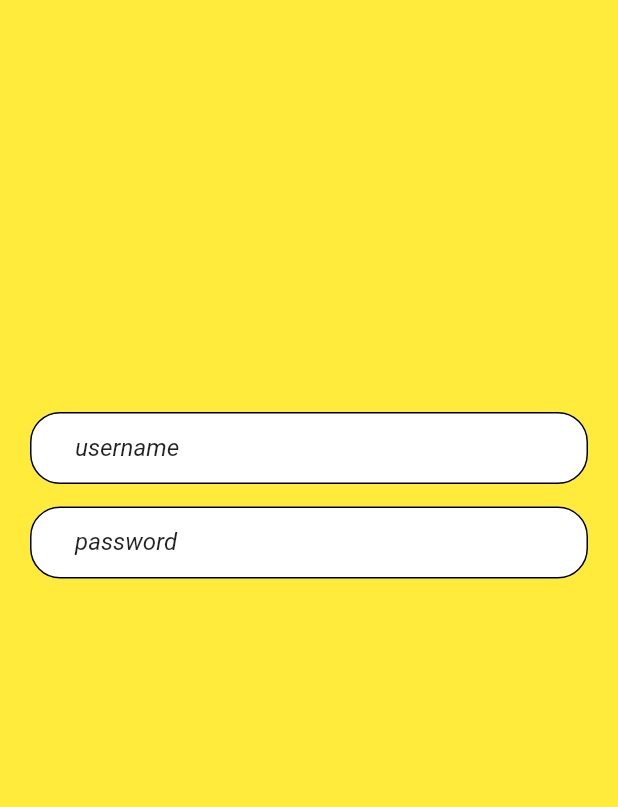
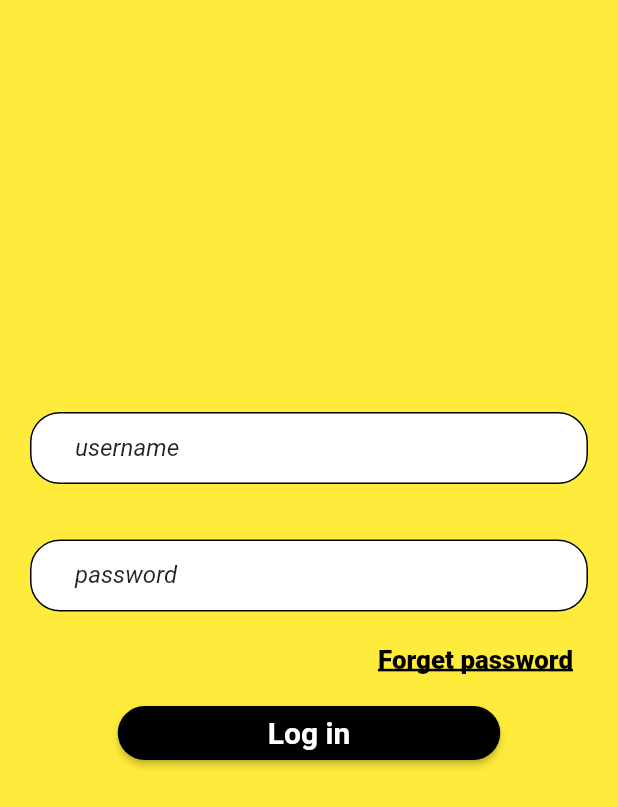
Before and after one commit to abdulkareeme/HomeServices, a Flutter app: the screen it shows after launch, after a tap on "Skip", on a phone screen of 412 x 824 dp. Shown: the top 807 px of the screen. Run offline on Flutter 3.47's test engine with Material 2 defaults, Android fonts, the phone set to English and light mode, and no system bars; our stand-ins replace introduction_screen.

Commit message:
log in button and forget password widget

```diff
--- a/home_services/lib/Log In /Widget/Log_In.dart
+++ b/home_services/lib/Log In /Widget/Log_In.dart
@@ -1,12 +1,11 @@
 import 'package:flutter/material.dart';
-import 'package:home_services/my_field.dart';
-
 import 'Log_In_button_and_field.dart';
 
 class LogIn extends StatefulWidget {
+  const LogIn({Key? key}) : super(key: key);
+
   @override
   State<StatefulWidget> createState() => _LogInState();
-
 }
 
 class _LogInState extends State<LogIn> {
--- a/home_services/lib/Log In /Widget/Log_In_button_and_field.dart
+++ b/home_services/lib/Log In /Widget/Log_In_button_and_field.dart
@@ -1,18 +1,23 @@
 import 'package:flutter/material.dart';
 import 'package:home_services/my_field.dart';
 
+import '../../style/log_in_style.dart';
+
 // ignore: must_be_immutable
 class LogInButtonAndField extends StatefulWidget {
+  double height;
 
-  double height;
   LogInButtonAndField({
     required this.height,
     super.key,
   });
+
   @override
   State<StatefulWidget> createState() => _LogInButtonAndFieldState();
   TextEditingController usernameController = TextEditingController();
   TextEditingController passwordController = TextEditingController();
+  String usernameError = "";
+  String passwordError = "";
 }
 
 class _LogInButtonAndFieldState extends State<LogInButtonAndField> {
@@ -20,10 +25,12 @@ class _LogInButtonAndFieldState extends State<LogInButtonAndField> {
   Widget build(BuildContext context) {
     return Form(
       child: (Column(mainAxisAlignment: MainAxisAlignment.center, children: [
-
-         SizedBox(height: widget.height/3,),
+        SizedBox(
+          height: widget.height / 3,
+        ),
         // username field
         MyFild(
+          errorText: widget.usernameError,
           contorller: widget.usernameController,
           hintText: "username",
           obscure: false,
@@ -32,20 +39,53 @@ class _LogInButtonAndFieldState extends State<LogInButtonAndField> {
           sidesColor: Colors.black,
         ),
 
-
         const SizedBox(
           height: 15,
         ),
 
-
         // password field
         MyFild(
-            contorller: widget.passwordController,
-            hintText: "password",
-            obscure: true,
-            lable: const Text("password"),
-            color: Colors.white,
-            sidesColor:Colors.black,
+          errorText: widget.passwordError,
+          contorller: widget.passwordController,
+          hintText: "password",
+          obscure: true,
+          lable: const Text("password"),
+          color: Colors.white,
+          sidesColor: Colors.black,
+        ),
+        Padding(
+          padding: const EdgeInsets.only(right: 30),
+          child: Row(
+            mainAxisAlignment: MainAxisAlignment.end,
+            children: [
+              InkWell(
+                splashColor: Colors.black,
+                onTap: () {
+
+                },
+                child: Text(
+                  "Forget password", style: LogInStyle.forgetPasswordStyle(),),
+              )
+            ],
+          ),
+        ),
+        const SizedBox(
+          height: 15,
+        ),
+        ElevatedButton(
+          onPressed: () {},
+          style: LogInStyle.buttonStyle(),
+          child: Text(
+            "Log in",
+            style: LogInStyle.logInButtonTextStyle(),
+          ),
+        ),
+        SizedBox(height: widget.height-20,),
+        Row(
+          mainAxisAlignment: MainAxisAlignment.center,
+          children: [
+            Text("")
+          ],
         )
       ])),
     );
--- a/home_services/lib/style/log_in_style.dart
+++ b/home_services/lib/style/log_in_style.dart
@@ -1,6 +1,35 @@
 import 'package:flutter/material.dart';
 
-class LogInStyle{
+class LogInStyle {
 
+  static ButtonStyle buttonStyle() {
+    return ElevatedButton.styleFrom(
+        padding: const EdgeInsets.only(left: 100, right: 100),
+        shape: RoundedRectangleBorder(borderRadius: BorderRadius.circular(40)),
+        primary: Colors.black,
+    );
+  }
+
+  static TextStyle logInButtonTextStyle (){
+    return (
+      const TextStyle(
+        fontSize: 20,
+        fontWeight: FontWeight.w600
+      )
+    );
+  }
+
+  static TextStyle forgetPasswordStyle(){
+    return(
+      const TextStyle(
+        fontWeight: FontWeight.w800,
+        color: Colors.black,
+        decoration: TextDecoration.underline,
+        decorationThickness: 2,
+        fontSize: 17.3
+      )
+    );
+
+  }
 
 }
```
